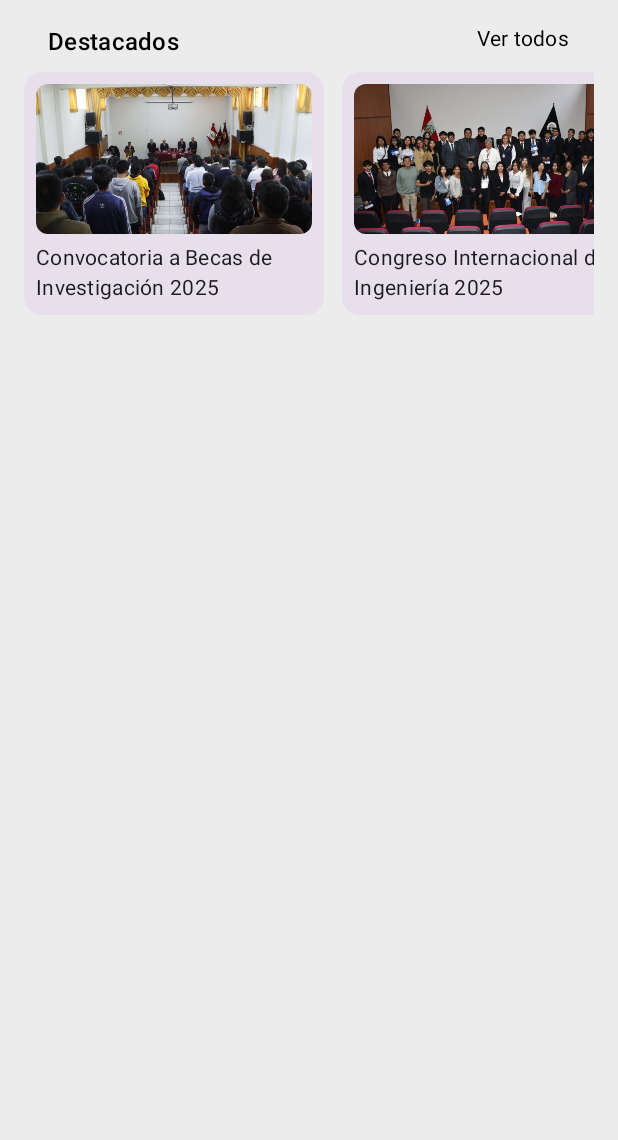
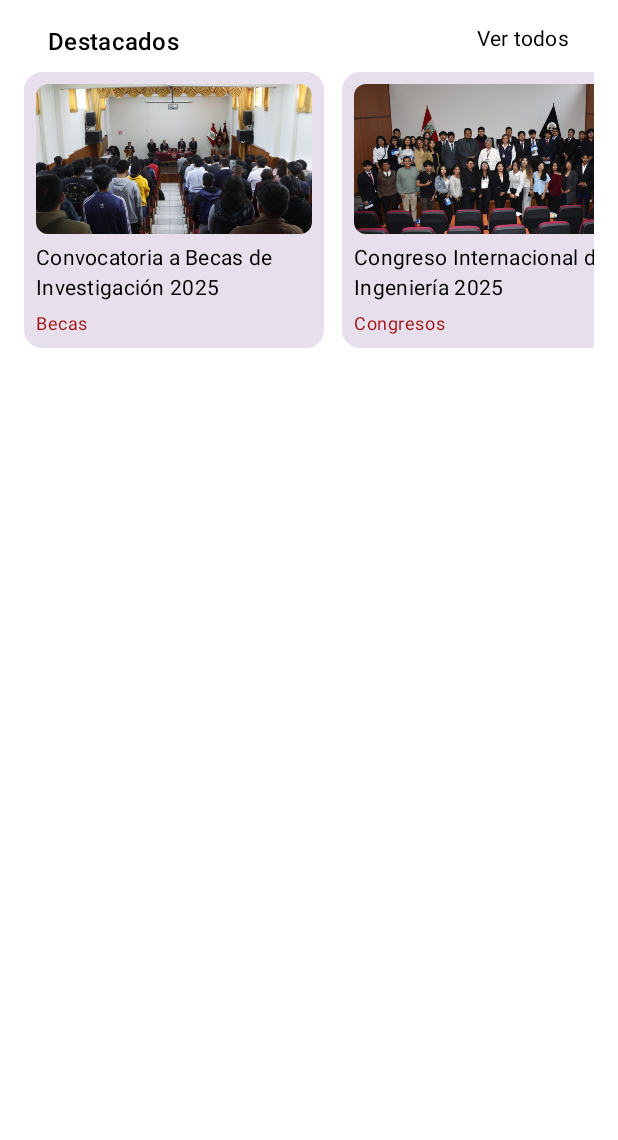
Before and after one commit to IntroNuevasPlataformas-2025/unsa-connect-android, an Android app built with Jetpack Compose: the screen it shows after launch (MainActivity), on a phone screen of 412 x 824 dp, the part 96-1236 px from its top. Run offline under Robolectric (Android 15) with nearby library versions, the phone set to English and light mode, and no system bars.

Commit message:
Ajuste de colores (de nuevo).

```diff
--- a/app/src/main/java/com/unsa/unsaconnect/ui/components/HighlightedNewCard.kt
+++ b/app/src/main/java/com/unsa/unsaconnect/ui/components/HighlightedNewCard.kt
@@ -40,5 +40,7 @@ fun HighlightedNewCard(new: New) {
         )
         Spacer(modifier = Modifier.height(6.dp))
         Text(text = new.title, style = MaterialTheme.typography.bodyMedium)
+        Spacer(modifier = Modifier.height(6.dp))
+        Text(text = new.categories[0], style = MaterialTheme.typography.bodySmall, color = MaterialTheme.colorScheme.onSecondary) //Ahora trabaja con categoría, aunque debería ser "tipo" para eventos o noticias
     }
 }
--- a/app/src/main/java/com/unsa/unsaconnect/ui/theme/Color.kt
+++ b/app/src/main/java/com/unsa/unsaconnect/ui/theme/Color.kt
@@ -2,14 +2,20 @@ package com.unsa.unsaconnect.ui.theme
 
 import androidx.compose.ui.graphics.Color
 
+//Colores para modo oscuro
 val PrimaryDark = Color(0xFF000000)
 val OnPrimaryDark = Color(0xFFFFFFFF)
-val BackgroundDark = Color(0xFF111111)
+val BackgroundDark = Color(0xFF000000)
+val OnSecondaryDark = Color(0xFFEF0303)
+
 val PurpleGrey80 = Color(0xFFCCC2DC)
 val Pink80 = Color(0xFFEFB8C8)
 
+//Colores para modo claro
 val PrimaryLight = Color(0xFFFFFFFF)
 val OnPrimaryLight = Color(0xFF000000)
-val BackgroundLight = Color(0xFFECECEC)
+val BackgroundLight = Color(0xFFFFFFFF)
+val OnSecondaryLight = Color(0xFF9F0C0C)
+
 val PurpleGrey40 = Color(0xFF625b71)
 val Pink40 = Color(0xFF7D5260)
--- a/app/src/main/java/com/unsa/unsaconnect/ui/theme/Theme.kt
+++ b/app/src/main/java/com/unsa/unsaconnect/ui/theme/Theme.kt
@@ -14,6 +14,7 @@ import androidx.compose.ui.platform.LocalContext
 private val DarkColorScheme = darkColorScheme(
     primary = PrimaryDark,
     onPrimary = OnPrimaryDark,
+    onSecondary = OnSecondaryDark,
     background = BackgroundDark,
     secondary = PurpleGrey80,
     tertiary = Pink80
@@ -22,6 +23,7 @@ private val DarkColorScheme = darkColorScheme(
 private val LightColorScheme = lightColorScheme(
     primary = PrimaryLight,
     onPrimary = OnPrimaryLight,
+    onSecondary = OnSecondaryLight,
     background = BackgroundLight,
     secondary = PurpleGrey40,
     tertiary = Pink40
```
Also changed, not shown: app/src/main/java/com/unsa/unsaconnect/data/repositories/NewsRepository.kt (+79 -0 lines).
